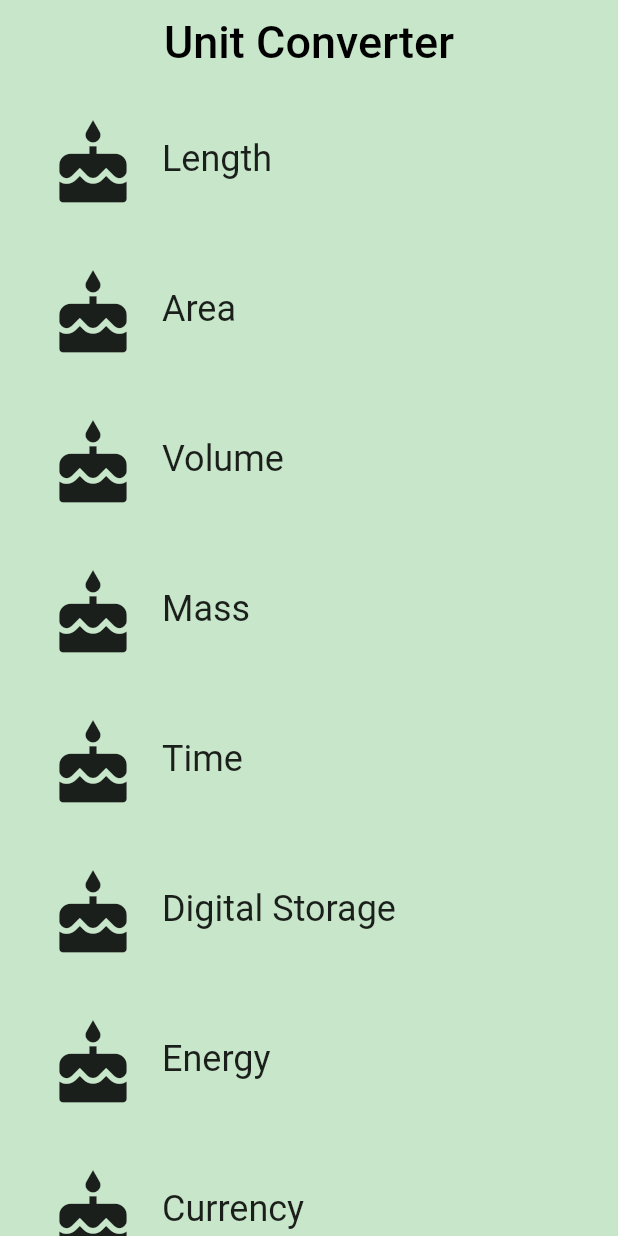
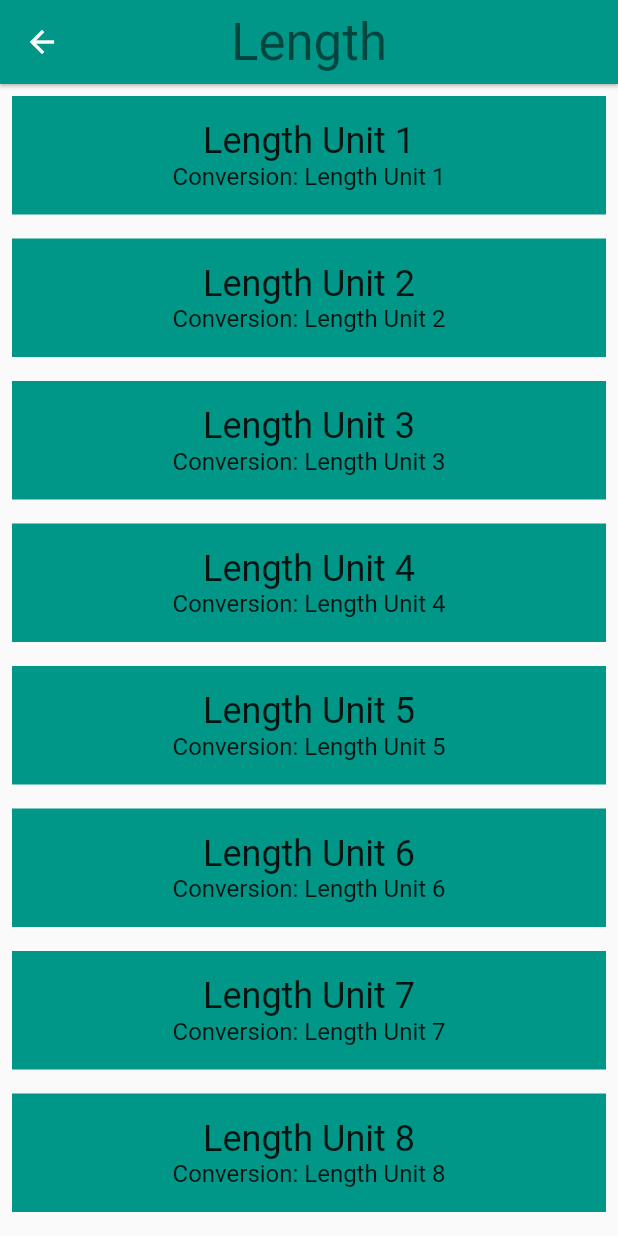
Before and after one commit to FrancaTM/unit-converter-flutter, a Flutter app: the screen it shows after launch, after a tap on "Length", on a phone screen of 412 x 824 dp. Run offline on Flutter 3.47's test engine with Material 2 defaults, Android fonts, the phone set to English and light mode, and no system bars.

Commit message:
add navigation to unit converter

```diff
--- a/lib/category.dart
+++ b/lib/category.dart
@@ -1,4 +1,7 @@
 import 'package:flutter/material.dart';
+
+import 'package:unit_converter/unit.dart';
+import 'package:unit_converter/converter_page.dart';
 
 final _rowHeight = 100.0;
 final _borderRadius = BorderRadius.circular(_rowHeight / 2);
@@ -10,6 +13,7 @@ class Category extends StatelessWidget {
   final String name;
   final Color color;
   final IconData icon;
+  final List<Unit> units;
 
   /// Creates a [Category].
   ///
@@ -20,10 +24,35 @@ class Category extends StatelessWidget {
     @required this.name,
     @required this.color,
     @required this.icon,
+    @required this.units,
   })  : assert(name != null),
         assert(color != null),
         assert(icon != null),
+        assert(units != null),
         super(key: key);
+
+  void _navigateToConverter(BuildContext context) {
+    Navigator.of(context).push(
+      MaterialPageRoute<Null>(builder: (BuildContext context) {
+        return Scaffold(
+          appBar: AppBar(
+            elevation: 1.0,
+            title: Text(
+              name,
+              style: Theme.of(context).textTheme.display1,
+            ),
+            centerTitle: true,
+            backgroundColor: color,
+          ),
+          body: ConverterPage(
+            units: units,
+            name: name,
+            color: color,
+          ),
+        );
+      }),
+    );
+  }
 
   /// Builds a custom widget that shows [Category] information.
   ///
@@ -38,7 +67,7 @@ class Category extends StatelessWidget {
           borderRadius: _borderRadius,
           splashColor: color,
           highlightColor: color,
-          onTap: () {},
+          onTap: () => _navigateToConverter(context),
           child: Padding(
             padding: EdgeInsets.all(8.0),
             child: Row(
--- a/lib/category_page.dart
+++ b/lib/category_page.dart
@@ -1,6 +1,7 @@
 import 'package:flutter/material.dart';
 
 import 'package:unit_converter/category.dart';
+import 'package:unit_converter/unit.dart';
 
 final _backgroundColor = Colors.green[100];
 
@@ -36,6 +37,16 @@ class CategoryPage extends StatelessWidget {
     );
   }
 
+  List<Unit> _retrieveUnitList(String categoryName) {
+    return List.generate(10, (int i) {
+      i += 1;
+      return Unit(
+        name: '$categoryName Unit $i',
+        conversion: i.toDouble(),
+      );
+    });
+  }
+
   @override
   Widget build(BuildContext context) {
     final categories = <Category>[];
@@ -45,6 +56,7 @@ class CategoryPage extends StatelessWidget {
         name: _categoryNames[i],
         color: _baseColors[i],
         icon: Icons.cake,
+        units: _retrieveUnitList(_categoryNames[i]),
       ));
     }
 
--- /dev/null
+++ b/lib/converter_page.dart
@@ -0,0 +1,44 @@
+import 'package:flutter/material.dart';
+
+import 'package:unit_converter/unit.dart';
+
+class ConverterPage extends StatelessWidget {
+  final String name;
+  final Color color;
+  final List<Unit> units;
+
+  const ConverterPage({
+    @required this.name,
+    @required this.color,
+    @required this.units,
+  })  : assert(name != null),
+        assert(color != null),
+        assert(units != null);
+
+  @override
+  Widget build(BuildContext context) {
+    final unitWidgets = units.map((Unit unit) {
+      return Container(
+        color: color,
+        margin: EdgeInsets.all(8.0),
+        padding: EdgeInsets.all(16.0),
+        child: Column(
+          children: <Widget>[
+            Text(
+              unit.name,
+              style: Theme.of(context).textTheme.headline,
+            ),
+            Text(
+              'Conversion: ${unit.name}',
+              style: Theme.of(context).textTheme.subhead,
+            ),
+          ],
+        ),
+      );
+    }).toList();
+
+    return ListView(
+      children: unitWidgets,
+    );
+  }
+}
--- /dev/null
+++ b/lib/unit.dart
@@ -0,0 +1,18 @@
+import 'package:meta/meta.dart';
+
+class Unit {
+  final String name;
+  final double conversion;
+
+  const Unit({
+    @required this.name,
+    @required this.conversion,
+  })  : assert(name != null),
+        assert(conversion != null);
+
+  Unit.fromJson(Map jsonMap)
+      : assert(jsonMap['name'] != null),
+        assert(jsonMap['conversion'] != null),
+        name = jsonMap['name'],
+        conversion = jsonMap['conversion'].toDouble();
+}
```
